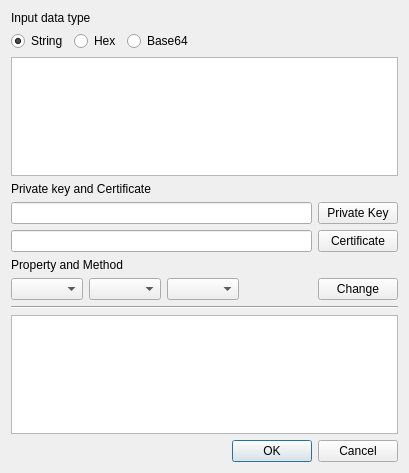
jykim74/BerEditor, file BerViewer/rsa_enc_dec_dlg.ui: the form before one commit.
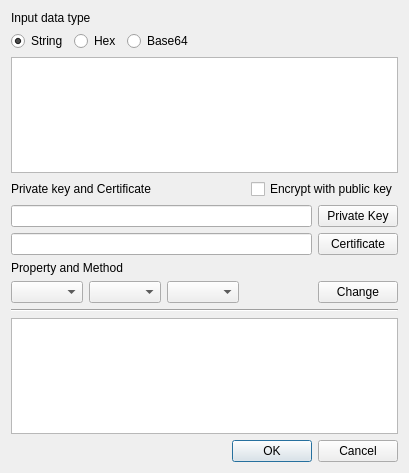
The form after the commit.

The edit to the form file:
```diff
--- a/BerViewer/rsa_enc_dec_dlg.ui
+++ b/BerViewer/rsa_enc_dec_dlg.ui
@@ -13,15 +13,54 @@
   <property name="windowTitle">
    <string>RSA Encrypt/Decrypt</string>
   </property>
-  <layout class="QVBoxLayout" name="verticalLayout">
-   <item>
-    <widget class="QLabel" name="label">
+  <layout class="QGridLayout" name="gridLayout">
+   <item row="10" column="0">
+    <spacer name="verticalSpacer">
+     <property name="orientation">
+      <enum>Qt::Vertical</enum>
+     </property>
+     <property name="sizeHint" stdset="0">
+      <size>
+       <width>20</width>
+       <height>40</height>
+      </size>
+     </property>
+    </spacer>
+   </item>
+   <item row="3" column="0">
+    <widget class="QLabel" name="mPriKeyAndCertLabel">
      <property name="text">
-      <string>Input data type</string>
+      <string>Private key and Certificate</string>
      </property>
     </widget>
    </item>
-   <item>
+   <item row="3" column="2">
+    <widget class="QCheckBox" name="mPubKeyEncryptCheck">
+     <property name="text">
+      <string>Encrypt with public key</string>
+     </property>
+    </widget>
+   </item>
+   <item row="3" column="1">
+    <spacer name="horizontalSpacer_3">
+     <property name="orientation">
+      <enum>Qt::Horizontal</enum>
+     </property>
+     <property name="sizeHint" stdset="0">
+      <size>
+       <width>40</width>
+       <height>20</height>
+      </size>
+     </property>
+    </spacer>
+   </item>
+   <item row="9" column="0" colspan="3">
+    <widget class="QPlainTextEdit" name="mOutputText"/>
+   </item>
+   <item row="2" column="0" colspan="3">
+    <widget class="QPlainTextEdit" name="mInputText"/>
+   </item>
+   <item row="1" column="0" colspan="3">
     <layout class="QHBoxLayout" name="horizontalLayout">
      <item>
       <widget class="QRadioButton" name="mInputStringBtn">
@@ -62,17 +101,7 @@
      </item>
     </layout>
    </item>
-   <item>
-    <widget class="QPlainTextEdit" name="mInputText"/>
-   </item>
-   <item>
-    <widget class="QLabel" name="label_2">
-     <property name="text">
-      <string>Private key and Certificate</string>
-     </property>
-    </widget>
-   </item>
-   <item>
+   <item row="4" column="0" colspan="3">
     <layout class="QHBoxLayout" name="horizontalLayout_2">
      <item>
       <widget class="QLineEdit" name="mPriKeyPath"/>
@@ -86,7 +115,7 @@
      </item>
     </layout>
    </item>
-   <item>
+   <item row="5" column="0" colspan="3">
     <layout class="QHBoxLayout" name="horizontalLayout_3">
      <item>
       <widget class="QLineEdit" name="mCertPath"/>
@@ -100,14 +129,7 @@
      </item>
     </layout>
    </item>
-   <item>
-    <widget class="QLabel" name="label_3">
-     <property name="text">
-      <string>Property and Method</string>
-     </property>
-    </widget>
-   </item>
-   <item>
+   <item row="7" column="0" colspan="3">
     <layout class="QHBoxLayout" name="horizontalLayout_4">
      <item>
       <widget class="QComboBox" name="mVersionTypeCombo"/>
@@ -140,30 +162,28 @@
      </item>
     </layout>
    </item>
-   <item>
+   <item row="8" column="0" colspan="3">
     <widget class="Line" name="line">
      <property name="orientation">
       <enum>Qt::Horizontal</enum>
      </property>
     </widget>
    </item>
-   <item>
-    <widget class="QPlainTextEdit" name="mOutputText"/>
+   <item row="6" column="0" colspan="2">
+    <widget class="QLabel" name="label_3">
+     <property name="text">
+      <string>Property and Method</string>
+     </property>
+    </widget>
    </item>
-   <item>
-    <spacer name="verticalSpacer">
-     <property name="orientation">
-      <enum>Qt::Vertical</enum>
+   <item row="0" column="0" colspan="2">
+    <widget class="QLabel" name="label">
+     <property name="text">
+      <string>Input data type</string>
      </property>
-     <property name="sizeHint" stdset="0">
-      <size>
-       <width>20</width>
-       <height>40</height>
-      </size>
-     </property>
-    </spacer>
+    </widget>
    </item>
-   <item>
+   <item row="10" column="1" colspan="2">
     <widget class="QDialogButtonBox" name="buttonBox">
      <property name="orientation">
       <enum>Qt::Horizontal</enum>
```
